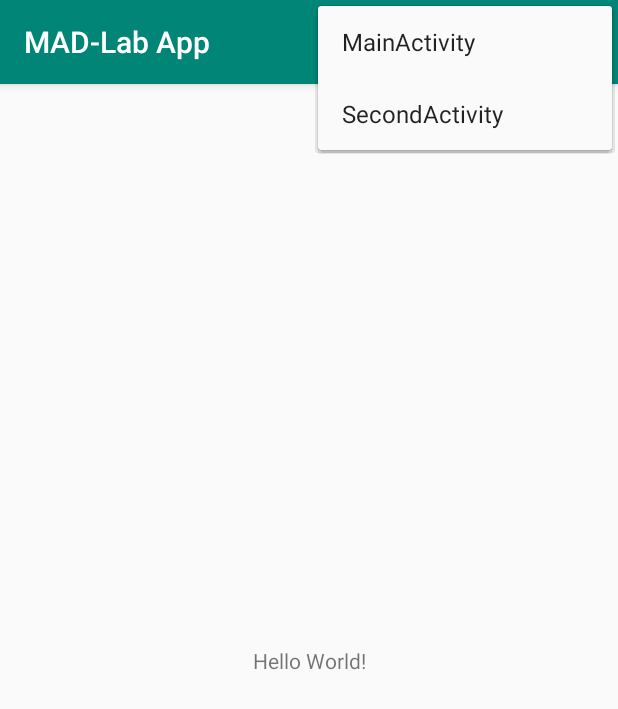
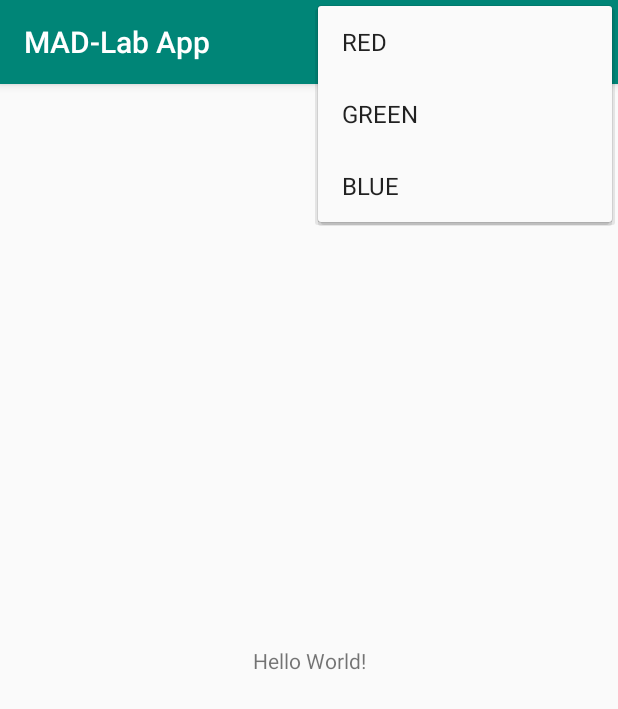
Before and after one commit to DroidFreak32/MADLabApps, an Android app: the screen it shows after launch (MainActivity), with the options menu open, on a phone screen of 412 x 824 dp. Shown: the top 709 px of the screen. Run offline under Robolectric (Android 15) with nearby library versions, the phone set to English and light mode, and no system bars.

Commit message:
Program 7: Change layout colors from menu
Signed-off-by: DroidFreak32 <rushabshah32@gmail.com>

```diff
--- a/app/src/main/res/menu/activity_menu.xml
+++ b/app/src/main/res/menu/activity_menu.xml
@@ -2,9 +2,13 @@
 <menu xmlns:android="http://schemas.android.com/apk/res/android">
 
     <item
-        android:id="@+id/f1"
-        android:title="MainActivity" />
+        android:id="@+id/red"
+        android:title="RED" />
     <item
-        android:id="@+id/f2"
-        android:title="SecondActivity" />
+        android:id="@+id/green"
+        android:title="GREEN" />
+    <item
+        android:id="@+id/blue"
+        android:title="BLUE" />
+
 </menu>
```
Also changed, not shown: app/src/main/java/com/example/student/mad_labapp/Main2Activity.java (deleted, +0 -13 lines), app/src/main/java/com/example/student/mad_labapp/Main3Activity.java (deleted, +0 -13 lines), app/src/main/java/com/example/student/mad_labapp/MainActivity.java (+11 -5 lines), app/src/main/res/layout/activity_main2.xml (deleted, +0 -8 lines), app/src/main/res/layout/activity_main3.xml (deleted, +0 -8 lines).
